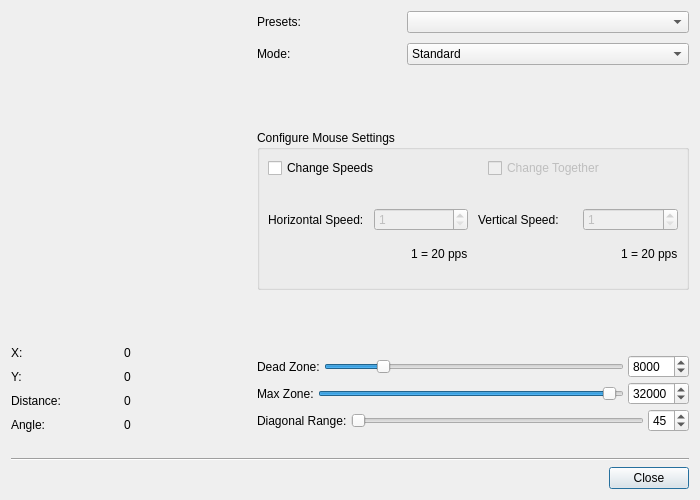
AntiMicroX/antimicrox, file src/joycontrolstickeditdialog.ui: the form before one commit.
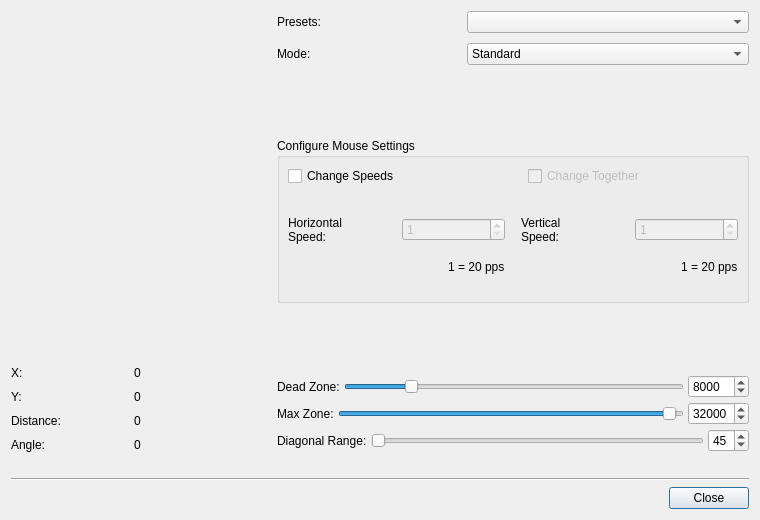
The form after the commit. Custom widgets are drawn as their Qt base class.

Commit message: More altering of layouts. Fixed bug when closing secondary instance of the program.

```diff
--- a/src/joycontrolstickeditdialog.ui
+++ b/src/joycontrolstickeditdialog.ui
@@ -6,8 +6,8 @@
    <rect>
     <x>0</x>
     <y>0</y>
-    <width>700</width>
-    <height>500</height>
+    <width>760</width>
+    <height>520</height>
    </rect>
   </property>
   <property name="sizePolicy">
@@ -18,8 +18,8 @@
   </property>
   <property name="minimumSize">
    <size>
-    <width>700</width>
-    <height>500</height>
+    <width>760</width>
+    <height>520</height>
    </size>
   </property>
   <property name="windowTitle">
@@ -389,7 +389,7 @@
           <item>
            <layout class="QHBoxLayout" name="horizontalLayout_10">
             <property name="spacing">
-             <number>10</number>
+             <number>16</number>
             </property>
             <item>
              <layout class="QVBoxLayout" name="verticalLayout_2">
@@ -404,7 +404,8 @@
                 <item>
                  <widget class="QLabel" name="label_5">
                   <property name="text">
-                   <string>Horizontal Speed:</string>
+                   <string>Horizontal
+Speed:</string>
                   </property>
                  </widget>
                 </item>
@@ -445,7 +446,8 @@
                 <item>
                  <widget class="QLabel" name="label_7">
                   <property name="text">
-                   <string>Vertical Speed:</string>
+                   <string>Vertical
+Speed:</string>
                   </property>
                  </widget>
                 </item>
```
The commit also changes 2 other files.
